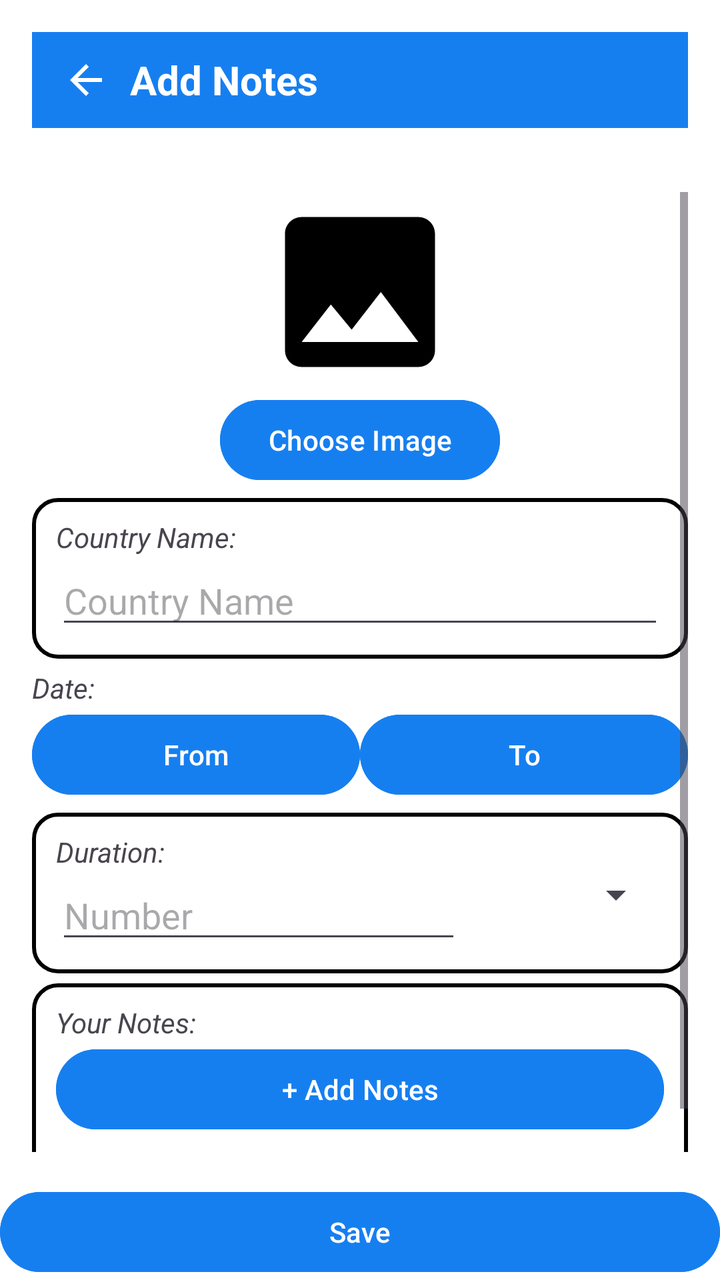
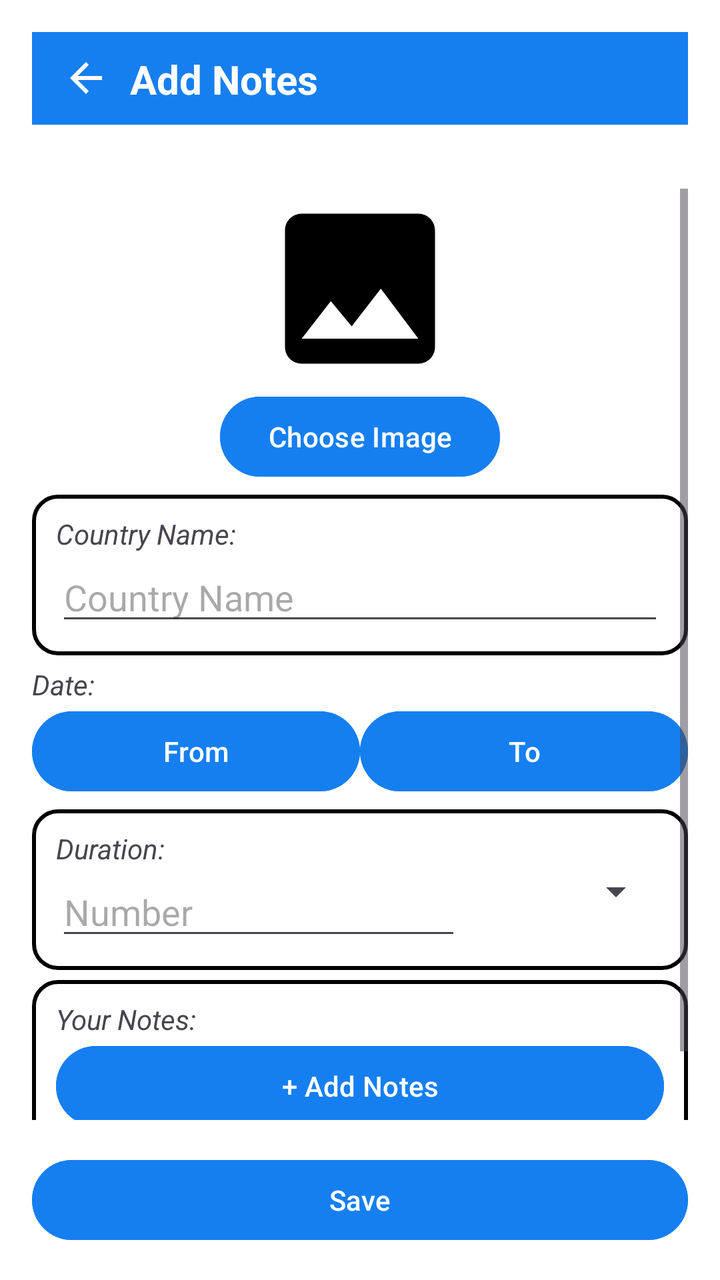

Before-and-after screenshots of an Android layout around one commit, followed by the original layout XML and the change that was made.
<!-- AndroidManifest.xml: application theme Theme.TravelTales -->
<!-- res/layout/activity_add_notes.xml -->
<?xml version="1.0" encoding="utf-8"?>
<LinearLayout xmlns:android="http://schemas.android.com/apk/res/android"
    android:layout_width="match_parent"
    android:layout_height="match_parent"
    android:orientation="vertical"
    android:background="@color/white">

    <LinearLayout
        android:layout_width="match_parent"
        android:layout_height="0dp"
        android:layout_weight="0.1"
        android:layout_margin="16dp"
        android:orientation="horizontal"
        android:background="@color/blue"
        android:tag="appTheme"
        android:layout_gravity="center_vertical"
        android:padding="10dp">

        <ImageButton
            android:layout_width="wrap_content"
            android:layout_height="wrap_content"
            android:id="@+id/backBtn"
            android:src="@drawable/back"
            android:tint="@color/white"
            android:background="@null"
            android:contentDescription="Back"
            android:layout_marginLeft="5dp"
            android:layout_gravity="center_vertical"/>

        <TextView
            android:layout_width="wrap_content"
            android:layout_height="wrap_content"
            android:text="Add Notes"
            android:textColor="@color/white"
            android:textSize="20sp"
            android:textStyle="bold"
            android:layout_marginLeft="10dp"
            android:layout_gravity="center_vertical"/>

    </LinearLayout>

    <ScrollView
        android:layout_width="match_parent"
        android:layout_height="0dp"
        android:layout_weight="1"
        android:layout_margin="16dp">

        <LinearLayout
            android:layout_width="match_parent"
            android:layout_height="wrap_content"
            android:orientation="vertical"
            android:layout_marginBottom="5dp">

            <ImageView
                android:layout_width="200dp"
                android:layout_height="100dp"
                android:src="@drawable/photo"
                android:layout_gravity="center"
                android:id="@+id/addCountryFlagImage"/>

            <Button
                android:layout_width="wrap_content"
                android:layout_height="wrap_content"
                android:id="@+id/addCountryFlagChooseBtn"
                android:text="Choose Image"
                android:backgroundTint="@color/blue"
                android:tag="appTheme"
                android:layout_gravity="center"
                android:layout_marginBottom="5dp"/>

            <LinearLayout
                android:layout_width="match_parent"
                android:layout_height="wrap_content"
                android:orientation="vertical"
                android:layout_marginBottom="5dp"
                android:background="@drawable/edittextborder">

                <TextView
                    android:layout_width="wrap_content"
                    android:layout_height="wrap_content"
                    android:text="Country Name:"
                    android:textStyle="italic"/>

                <EditText
                    android:layout_width="match_parent"
                    android:layout_height="wrap_content"
                    android:id="@+id/countryName"
                    android:hint="Country Name"/>

            </LinearLayout>

            <LinearLayout
                android:layout_width="match_parent"
                android:layout_height="wrap_content"
                android:orientation="vertical"
                android:layout_marginBottom="5dp">

                <TextView
                    android:layout_width="wrap_content"
                    android:layout_height="wrap_content"
                    android:text="Date:"
                    android:textStyle="italic"/>

                <LinearLayout
                    android:layout_width="match_parent"
                    android:layout_height="wrap_content"
                    android:orientation="horizontal">

                    <Button
                        android:layout_width="0dp"
                        android:layout_height="wrap_content"
                        android:layout_weight="1"
                        android:id="@+id/fromDate"
                        android:text="From"
                        android:backgroundTint="@color/blue"
                        android:tag="appTheme"/>

                    <Button
                        android:layout_width="0dp"
                        android:layout_height="wrap_content"
                        android:layout_weight="1"
                        android:id="@+id/toDate"
                        android:text="To"
                        android:backgroundTint="@color/blue"
                        android:tag="appTheme"/>

                </LinearLayout>

            </LinearLayout>

            <LinearLayout
                android:layout_width="match_parent"
                android:layout_height="wrap_content"
                android:orientation="vertical"
                android:layout_marginBottom="5dp"
                android:background="@drawable/edittextborder">

                <TextView
                    android:layout_width="wrap_content"
                    android:layout_height="wrap_content"
                    android:text="Duration:"
                    android:textStyle="italic"/>

                <LinearLayout
                    android:layout_width="match_parent"
                    android:layout_height="wrap_content"
                    android:orientation="horizontal">

                    <EditText
                        android:layout_width="0dp"
                        android:layout_height="wrap_content"
                        android:layout_weight="1"
                        android:hint="Number"
                        android:inputType="number"
                        android:id="@+id/durationNo"/>

                    <Spinner
                        android:layout_width="0dp"
                        android:layout_height="wrap_content"
                        android:layout_weight="0.5"
                        android:id="@+id/spinnerDuration"/>

                </LinearLayout>

            </LinearLayout>

            <LinearLayout
                android:layout_width="match_parent"
                android:layout_height="wrap_content"
                android:orientation="vertical"
                android:background="@drawable/edittextborder">

                <TextView
                    android:layout_width="wrap_content"
                    android:layout_height="wrap_content"
                    android:text="Your Notes:"
                    android:textStyle="italic"/>

                <Button
                    android:layout_width="match_parent"
                    android:layout_height="wrap_content"
                    android:id="@+id/addNotesBtn"
                    android:text="+ Add Notes"
                    android:backgroundTint="@color/blue"
                    android:tag="appTheme"/>

                <androidx.recyclerview.widget.RecyclerView
                    android:id="@+id/addNotesRecycler"
                    android:layout_width="match_parent"
                    android:layout_height="wrap_content"
                    android:nestedScrollingEnabled="false"
                    android:padding="10dp">

                </androidx.recyclerview.widget.RecyclerView>

            </LinearLayout>

        </LinearLayout>

    </ScrollView>

    <Button
        android:layout_width="match_parent"
        android:layout_height="wrap_content"
        android:id="@+id/saveBtn"
        android:text="Save"
        android:backgroundTint="@color/blue"
        android:tag="appTheme"/>

</LinearLayout>
<!-- resources referenced by this layout -->
<resources>
  <color name="blue">#167FF0</color>
  <color name="white">#FFFFFF</color>
  <!-- drawable back (drawable) -->
  <vector xmlns:android="http://schemas.android.com/apk/res/android" android:autoMirrored="true" android:height="24dp" android:tint="#000000" android:viewportHeight="24" android:viewportWidth="24" android:width="24dp">
        
      <path android:fillColor="@android:color/white" android:pathData="M20,11H7.83l5.59,-5.59L12,4l-8,8 8,8 1.41,-1.41L7.83,13H20v-2z"/>
      
  </vector>
  <!-- drawable edittextborder (drawable) -->
  <?xml version="1.0" encoding="utf-8"?>
  <shape xmlns:android="http://schemas.android.com/apk/res/android">
  
      <solid android:color="#FFFFFF"/>
  
      <stroke
          android:width="2dp"
          android:color="@color/black"/>
  
      <corners android:radius="12dp"/>
  
      <padding
          android:left="12dp"
          android:right="12dp"
          android:top="10dp"
          android:bottom="10dp"/>
  
  </shape>
  <!-- drawable photo (drawable) -->
  <vector xmlns:android="http://schemas.android.com/apk/res/android" android:height="24dp" android:tint="#000000" android:viewportHeight="24" android:viewportWidth="24" android:width="24dp">
        
      <path android:fillColor="@android:color/white" android:pathData="M21,19V5c0,-1.1 -0.9,-2 -2,-2H5c-1.1,0 -2,0.9 -2,2v14c0,1.1 0.9,2 2,2h14c1.1,0 2,-0.9 2,-2zM8.5,13.5l2.5,3.01L14.5,12l4.5,6H5l3.5,-4.5z"/>
      
  </vector>
  <style name="Theme.TravelTales" parent="Base.Theme.TravelTales" />
  <color name="black">#000000</color>
  <style name="Base.Theme.TravelTales" parent="Theme.Material3.DayNight.NoActionBar">
          
          
      </style>
</resources>

<!-- the commit's change to res/layout/activity_add_notes.xml (unified diff, before → after) -->
@@ -205,6 +205,8 @@
         android:id="@+id/saveBtn"
         android:text="Save"
         android:backgroundTint="@color/blue"
-        android:tag="appTheme"/>
+        android:tag="appTheme"
+        android:layout_marginHorizontal="16dp"
+        android:layout_marginBottom="16dp"/>
 
 </LinearLayout>
